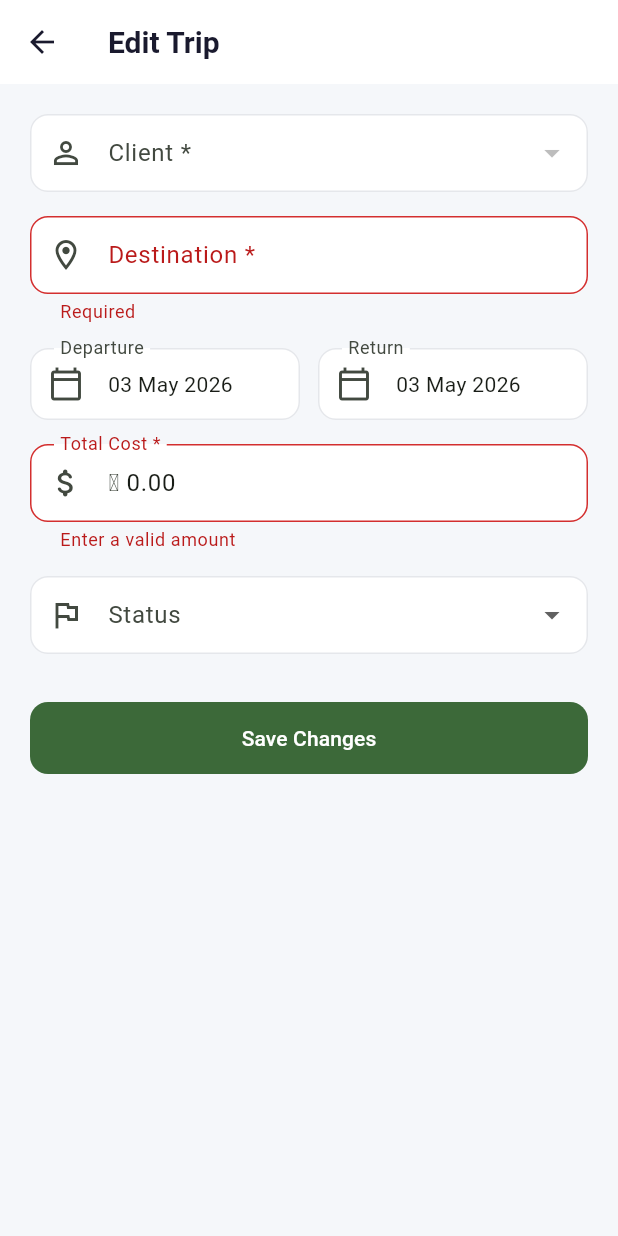
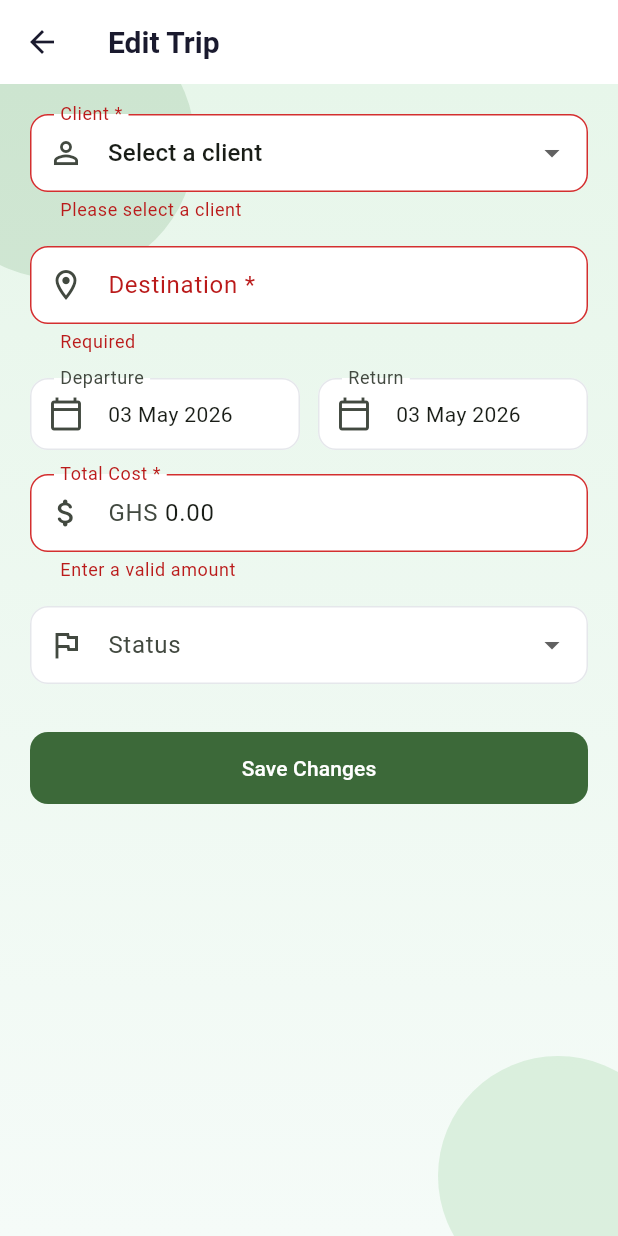
Before and after one commit to snowRepo/Tour-Manager, a Flutter app: the EditTripScreen screen opened directly with empty values, after a tap on "Save Changes", on a phone screen of 412 x 824 dp. Run offline on Flutter 3.47's test engine with Material 3 defaults, Android fonts, the phone set to English and light mode, and no system bars; our stand-ins replace image_picker, pdf, printing, shared_preferences, sqflite; accounts and stored records are empty.

Commit message:
second commit

```diff
--- a/lib/constants/app_constants.dart
+++ b/lib/constants/app_constants.dart
@@ -107,7 +107,7 @@ class SettingKeys {
 // ── App Strings ───────────────────────────────────────────────────────────────
 class AppStrings {
   static const String appName = 'Tour Manager';
-  static const String currency = '₵';
+  static const String currency = 'GHS';
   static const String defaultTnC =
       'By signing this agreement, the client acknowledges and accepts the terms '
       'and conditions set forth by the travel agency. All bookings are subject '
--- a/lib/screens/payments/add_payment_screen.dart
+++ b/lib/screens/payments/add_payment_screen.dart
@@ -315,7 +315,7 @@ class _AddPaymentScreenState extends State<AddPaymentScreen> {
                       ),
                       decoration: const InputDecoration(
                         labelText: 'Amount *',
-                        prefixText: '₵ ',
+                        prefixText: 'GHS ',
                         prefixIcon: Icon(Icons.currency_exchange),
                         helperText: 'Enter negative amount for a refund',
                       ),
--- a/lib/screens/trips/edit_trip_screen.dart
+++ b/lib/screens/trips/edit_trip_screen.dart
@@ -5,8 +5,9 @@ import '../../constants/app_constants.dart';
 import '../../models/trip_model.dart';
 import '../../providers/trip_provider.dart';
 import '../../providers/client_provider.dart';
-import '../../models/client_model.dart';
 import '../../database/db_helper.dart';
+import '../../widgets/app_banner.dart';
+import '../../widgets/screen_background.dart';
 
 class EditTripScreen extends StatefulWidget {
   final TripModel trip;
@@ -21,7 +22,7 @@ class _EditTripScreenState extends State<EditTripScreen> {
   late final TextEditingController _destinationCtrl;
   late final TextEditingController _costCtrl;
 
-  ClientModel? _selectedClient;
+  int? _selectedClientId;
   late DateTime _departureDate;
   late DateTime _returnDate;
   late String _status;
@@ -40,18 +41,8 @@ class _EditTripScreenState extends State<EditTripScreen> {
     _returnDate = DateTime.tryParse(t.returnDate) ?? DateTime.now();
     _status = t.status;
 
-    WidgetsBinding.instance.addPostFrameCallback((_) async {
-      context.read<ClientProvider>().loadClients();
-      final clients = context.read<ClientProvider>().clients;
-      setState(() {
-        _selectedClient = clients.firstWhere(
-          (c) => c.id == widget.trip.clientId,
-          orElse: () => clients.isNotEmpty ? clients.first : ClientModel(
-            firstName: '', lastName: '', createdAt: '', updatedAt: ''),
-        );
-      });
-      final payments = await DbHelper().getPaymentsByTrip(t.id!);
-      setState(() => _hasPayments = payments.isNotEmpty);
+    WidgetsBinding.instance.addPostFrameCallback((_) {
+      _loadClientsAndPayments();
     });
   }
 
@@ -60,6 +51,23 @@ class _EditTripScreenState extends State<EditTripScreen> {
     _destinationCtrl.dispose();
     _costCtrl.dispose();
     super.dispose();
+  }
+
+  Future<void> _loadClientsAndPayments() async {
+    final clientProvider = context.read<ClientProvider>();
+    await clientProvider.loadClients();
+    if (!mounted) return;
+
+    final clients = clientProvider.clients;
+    setState(() {
+      _selectedClientId = clients.any((c) => c.id == widget.trip.clientId)
+          ? widget.trip.clientId
+          : null;
+    });
+
+    final payments = await DbHelper().getPaymentsByTrip(widget.trip.id!);
+    if (!mounted) return;
+    setState(() => _hasPayments = payments.isNotEmpty);
   }
 
   Future<void> _pickDate(bool isDeparture) async {
@@ -82,8 +90,15 @@ class _EditTripScreenState extends State<EditTripScreen> {
 
   Future<void> _save() async {
     if (!_formKey.currentState!.validate()) return;
+    if (_selectedClientId == null) {
+      ScaffoldMessenger.of(
+        context,
+      ).showSnackBar(const SnackBar(content: Text('Please select a client')));
+      return;
+    }
 
     final newCost = double.parse(_costCtrl.text.replaceAll(',', ''));
+    final tripProvider = context.read<TripProvider>();
     if (_hasPayments && newCost != widget.trip.totalCost) {
       final confirm = await showDialog<bool>(
         context: context,
@@ -95,10 +110,12 @@ class _EditTripScreenState extends State<EditTripScreen> {
           actions: [
             TextButton(
               onPressed: () => Navigator.pop(context, false),
-                child: const Text('Cancel')),
+              child: const Text('Cancel'),
+            ),
             FilledButton(
               onPressed: () => Navigator.pop(context, true),
-                child: const Text('Continue')),
+              child: const Text('Continue'),
+            ),
           ],
         ),
       );
@@ -106,8 +123,9 @@ class _EditTripScreenState extends State<EditTripScreen> {
     }
 
     setState(() => _isLoading = true);
+    final selectedClientId = _selectedClientId ?? widget.trip.clientId;
     final updated = widget.trip.copyWith(
-      clientId: _selectedClient?.id ?? widget.trip.clientId,
+      clientId: selectedClientId,
       destination: _destinationCtrl.text.trim(),
       departureDate: _departureDate.toIso8601String(),
       returnDate: _returnDate.toIso8601String(),
@@ -115,10 +133,13 @@ class _EditTripScreenState extends State<EditTripScreen> {
       status: _status,
       updatedAt: DateTime.now().toIso8601String(),
     );
-    await context.read<TripProvider>().updateTrip(updated);
+    await tripProvider.updateTrip(updated);
     if (mounted) {
-      ScaffoldMessenger.of(context).showSnackBar(
-        const SnackBar(content: Text('Trip updated'), backgroundColor: AppColors.success),
+      showAppBanner(
+        context,
+        'Trip updated',
+        backgroundColor: AppColors.success,
+        icon: Icons.check_circle_outline,
       );
       Navigator.pop(context);
     }
@@ -130,25 +151,33 @@ class _EditTripScreenState extends State<EditTripScreen> {
 
     return Scaffold(
       appBar: AppBar(title: const Text('Edit Trip')),
-      body: SingleChildScrollView(
+      body: ScreenBackground(
+        child: SingleChildScrollView(
           padding: const EdgeInsets.all(20),
           child: Form(
             key: _formKey,
             child: Column(
               children: [
-              DropdownButtonFormField<ClientModel>(
-                initialValue: _selectedClient,
+                DropdownButtonFormField<int?>(
+                  initialValue: _selectedClientId,
                   decoration: const InputDecoration(
                     labelText: 'Client *',
                     prefixIcon: Icon(Icons.person_outline),
                   ),
-                items: clients
-                    .map((c) => DropdownMenuItem(
-                          value: c,
+                  items: [
+                    const DropdownMenuItem<int?>(
+                      value: null,
+                      child: Text('Select a client'),
+                    ),
+                    ...clients.map(
+                      (c) => DropdownMenuItem<int?>(
+                        value: c.id,
                         child: Text(c.fullName),
-                        ))
-                    .toList(),
-                onChanged: (v) => setState(() => _selectedClient = v),
+                      ),
+                    ),
+                  ],
+                  onChanged: (v) => setState(() => _selectedClientId = v),
+                  validator: (v) => v == null ? 'Please select a client' : null,
                 ),
                 const SizedBox(height: 16),
                 TextFormField(
@@ -163,7 +192,9 @@ class _EditTripScreenState extends State<EditTripScreen> {
                 const SizedBox(height: 16),
                 Row(
                   children: [
-                  Expanded(child: _datePicker('Departure', _departureDate, true)),
+                    Expanded(
+                      child: _datePicker('Departure', _departureDate, true),
+                    ),
                     const SizedBox(width: 12),
                     Expanded(child: _datePicker('Return', _returnDate, false)),
                   ],
@@ -171,10 +202,12 @@ class _EditTripScreenState extends State<EditTripScreen> {
                 const SizedBox(height: 16),
                 TextFormField(
                   controller: _costCtrl,
-                keyboardType: const TextInputType.numberWithOptions(decimal: true),
+                  keyboardType: const TextInputType.numberWithOptions(
+                    decimal: true,
+                  ),
                   decoration: const InputDecoration(
                     labelText: 'Total Cost *',
-                  prefixText: '₵ ',
+                    prefixText: 'GHS ',
                     prefixIcon: Icon(Icons.attach_money_rounded),
                   ),
                   validator: (v) {
@@ -192,10 +225,12 @@ class _EditTripScreenState extends State<EditTripScreen> {
                     prefixIcon: Icon(Icons.flag_outlined),
                   ),
                   items: TripStatus.all
-                    .map((s) => DropdownMenuItem(
+                      .map(
+                        (s) => DropdownMenuItem(
                           value: s,
                           child: Text(TripStatus.label(s)),
-                        ))
+                        ),
+                      )
                       .toList(),
                   onChanged: (v) => setState(() => _status = v ?? _status),
                 ),
@@ -203,11 +238,18 @@ class _EditTripScreenState extends State<EditTripScreen> {
                 FilledButton(
                   onPressed: _isLoading ? null : _save,
                   child: _isLoading
-                    ? const SizedBox(height: 20, width: 20,
-                        child: CircularProgressIndicator(strokeWidth: 2, color: Colors.white))
+                      ? const SizedBox(
+                          height: 20,
+                          width: 20,
+                          child: CircularProgressIndicator(
+                            strokeWidth: 2,
+                            color: Colors.white,
+                          ),
+                        )
                       : const Text('Save Changes'),
                 ),
               ],
+            ),
           ),
         ),
       ),
@@ -223,8 +265,7 @@ class _EditTripScreenState extends State<EditTripScreen> {
           labelText: label,
           prefixIcon: const Icon(Icons.calendar_today_outlined),
         ),
-        child: Text(_df.format(date),
-            style: const TextStyle(fontSize: 14)),
+        child: Text(_df.format(date), style: const TextStyle(fontSize: 14)),
       ),
     );
   }
--- a/lib/services/financial_service.dart
+++ b/lib/services/financial_service.dart
@@ -25,8 +25,8 @@ class FinancialService {
         .fold<double>(0.0, (sum, p) => sum + p.amount.abs());
   }
 
-  /// Format double as GHS currency string e.g. ₵1,234.56
-  String formatCurrency(double amount) => '₵${_fmt.format(amount)}';
+  /// Format double as GHS currency string e.g. GHS1,234.56
+  String formatCurrency(double amount) => 'GHS${_fmt.format(amount)}';
 
   bool isFullyPaid(double balance) => balance <= 0.0;
   bool isOverpaid(double balance) => balance < 0.0;
```
Also changed, not shown: lib/screens/clients/edit_client_screen.dart (+58 -18 lines), lib/screens/payments/payments_screen.dart (+60 -12 lines). Lines whose indentation alone changed are shown as unchanged.
